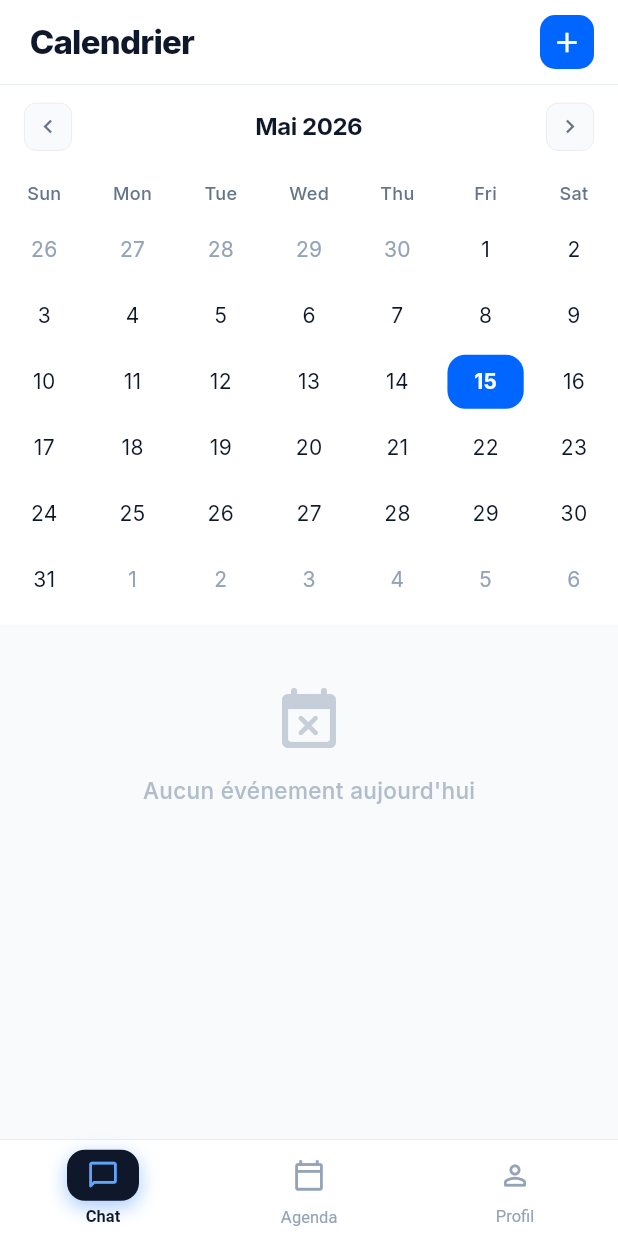
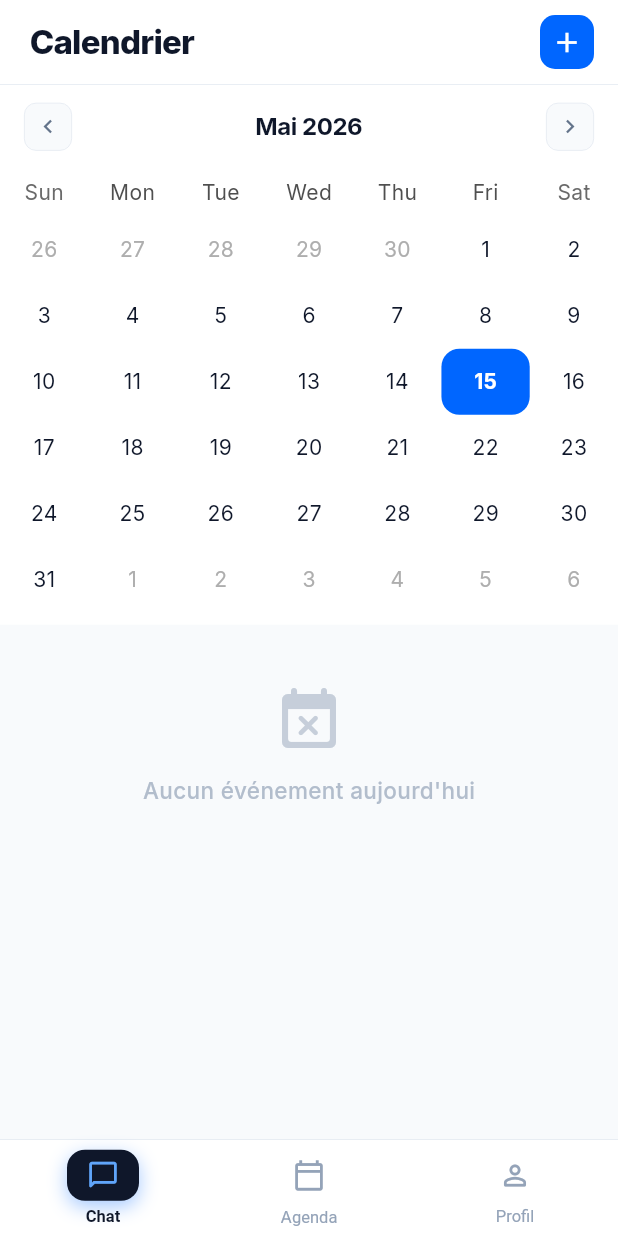
Before and after one commit to Nsanga/innov_assistant_ia, a Flutter app: the AgendaScreen screen opened by its route, on a phone screen of 412 x 824 dp. Run offline on Flutter 3.47's test engine with Material 3 defaults, Android fonts, the light colour scheme and no system bars; drawn by our look-alikes of table_calendar; our stand-ins replace dio, equatable, flutter_bloc, flutter_dotenv, flutter_secure_storage, get_it and 2 more; accounts and stored records are empty; network calls fail.

Commit message:
code refactor done

```diff
--- a/lib/features/agenda/data/models/event_model.dart
+++ b/lib/features/agenda/data/models/event_model.dart
@@ -35,9 +35,11 @@ class EventModel extends Equatable {
 
   factory EventModel.fromJson(Map<String, dynamic> json) {
     return EventModel(
-      id: json['id'] ?? '',
+      id: json['id']?.toString() ?? '',
       title: json['title'] ?? '',
-      date: DateTime.tryParse(json['date'] ?? '') ?? DateTime.now(),
+      date: DateTime.tryParse(json['date'] ?? '') != null
+          ? DateTime.parse(json['date']).toLocal() // Normaliser la date
+          : DateTime.now(),
       time: json['time'] ?? '',
       location: json['location'],
       participants: json['participants'],
--- a/lib/main.dart
+++ b/lib/main.dart
@@ -9,6 +9,11 @@ import 'package:mobile_assistant_ia/core/theme/app_theme.dart';
 import 'package:mobile_assistant_ia/features/auth/presentation/bloc/auth_bloc.dart';
 
 void main() async {
+  FlutterError.onError = (FlutterErrorDetails details) {
+    print('Flutter Error: ${details.exception}');
+    print('Stack trace: ${details.stack}');
+    FlutterError.presentError(details);
+  };
   WidgetsFlutterBinding.ensureInitialized();
 
   await initializeDateFormatting('fr_FR', null);
--- a/lib/screens/agenda_screen.dart
+++ b/lib/screens/agenda_screen.dart
@@ -3,6 +3,7 @@ import 'package:flutter_bloc/flutter_bloc.dart';
 import 'package:table_calendar/table_calendar.dart';
 import 'package:intl/intl.dart';
 import 'package:mobile_assistant_ia/core/constants/app_colors.dart';
+import 'package:mobile_assistant_ia/core/extensions/date_time_extensions.dart';
 import '../features/agenda/presentation/bloc/agenda_bloc.dart';
 import '../features/agenda/data/models/event_model.dart';
 import '../widgets/agenda/calendar_header.dart';
@@ -73,14 +74,16 @@ class _AgendaScreenState extends State<AgendaScreen> {
           final allEvents = state is AgendaLoaded ? state.events : <EventModel>[];
 
           final todayEvents = allEvents
-              .where((e) => isSameDay(e.date, _selectedDay))
+            .where((e) => e.date.dateOnly.isSameDate(_selectedDay.dateOnly))
             .toList();
 
           final upcomingEvents = allEvents
-              .where((e) =>
-                  e.date.isAfter(_selectedDay) &&
-                  e.date.isBefore(
-                      _selectedDay.add(const Duration(days: 7))))
+            .where((e) {
+              final eventDate = e.date.dateOnly;
+              final today = DateTime.now().dateOnly;
+              final weekLater = today.add(const Duration(days: 7));
+              return eventDate.isAfter(today) && eventDate.isBefore(weekLater);
+            })
             .toList();
 
           return CustomScrollView(
@@ -237,55 +240,73 @@ class _AgendaScreenState extends State<AgendaScreen> {
           daysOfWeekHeight: 32,
           rowHeight: 44,
           calendarStyle: CalendarStyle(
+            // Désactiver les animations de decoration
             selectedDecoration: BoxDecoration(
               color: AppColors.primary,
               borderRadius: BorderRadius.circular(12),
-              ),
-              selectedTextStyle: const TextStyle(
-                color: Colors.white,
-                fontWeight: FontWeight.w700,
-                fontSize: 14,
             ),
             todayDecoration: BoxDecoration(
               color: AppColors.primary.withOpacity(0.12),
               borderRadius: BorderRadius.circular(12),
             ),
-              todayTextStyle: const TextStyle(
+            markerDecoration: const BoxDecoration(
+              color: AppColors.primary,
+              shape: BoxShape.circle,
+            ),
+            // Éviter les animations entre différentes formes
+            defaultDecoration: const BoxDecoration(),
+            weekendDecoration: const BoxDecoration(),
+            outsideDecoration: const BoxDecoration(),
+          ),
+          // Désactiver l'animation du calendrier
+          calendarBuilders: CalendarBuilders(
+            // Personnaliser les cellules pour éviter l'AnimatedContainer
+            defaultBuilder: (context, day, focusedDay) {
+              return Container(
+                alignment: Alignment.center,
+                child: Text(
+                  '${day.day}',
+                  style: const TextStyle(
+                    color: AppColors.textPrimary,
+                    fontSize: 14,
+                  ),
+                ),
+              );
+            },
+            selectedBuilder: (context, day, focusedDay) {
+              return Container(
+                alignment: Alignment.center,
+                decoration: BoxDecoration(
+                  color: AppColors.primary,
+                  borderRadius: BorderRadius.circular(12),
+                ),
+                child: Text(
+                  '${day.day}',
+                  style: const TextStyle(
+                    color: Colors.white,
+                    fontWeight: FontWeight.w700,
+                    fontSize: 14,
+                  ),
+                ),
+              );
+            },
+            todayBuilder: (context, day, focusedDay) {
+              return Container(
+                alignment: Alignment.center,
+                decoration: BoxDecoration(
+                  color: AppColors.primary.withOpacity(0.12),
+                  borderRadius: BorderRadius.circular(12),
+                ),
+                child: Text(
+                  '${day.day}',
+                  style: const TextStyle(
                     color: AppColors.primary,
                     fontWeight: FontWeight.w700,
                     fontSize: 14,
                   ),
-              defaultTextStyle: const TextStyle(
-                color: AppColors.textPrimary,
-                fontSize: 14,
                 ),
-              weekendTextStyle: const TextStyle(
-                color: AppColors.textPrimary,
-                fontSize: 14,
-              ),
-              outsideTextStyle: const TextStyle(
-                color: AppColors.textHint,
-                fontSize: 14,
-              ),
-              markerDecoration: const BoxDecoration(
-                color: AppColors.primary,
-                shape: BoxShape.circle,
-              ),
-              markerSize: 5,
-              markersMaxCount: 1,
-              cellMargin: const EdgeInsets.all(4),
-            ),
-            daysOfWeekStyle: const DaysOfWeekStyle(
-              weekdayStyle: TextStyle(
-                fontSize: 12,
-                fontWeight: FontWeight.w500,
-                color: AppColors.textSecondary,
-              ),
-              weekendStyle: TextStyle(
-                fontSize: 12,
-                fontWeight: FontWeight.w500,
-                color: AppColors.textSecondary,
-              ),
+              );
+            },
           ),
         ),
       ],
--- a/lib/widgets/profile/profile_body.dart
+++ b/lib/widgets/profile/profile_body.dart
@@ -237,7 +237,9 @@ class ProfileBody extends StatelessWidget {
                 final isLast = index == _activities.length - 1;
                 return Column(
                   children: [
-                    ActivityItem(
+                    Padding(
+                      padding: const EdgeInsets.symmetric(horizontal: 16, vertical: 12),
+                      child: ActivityItem(
                         icon: activity['icon'] as IconData,
                         iconColor: activity['iconColor'] as Color,
                         title: activity['title'] as String,
@@ -246,6 +248,7 @@ class ProfileBody extends StatelessWidget {
                         onTap: onActivityTap != null
                             ? () => onActivityTap!(index)
                             : null,
+                      ),
                     ),
                     if (!isLast)
                       const Divider(
```
Also changed, not shown: lib/core/extensions/date_time_extensions.dart (added, +7 -0 lines), lib/core/utils/extensions.dart (deleted). Lines whose indentation alone changed are shown as unchanged.
